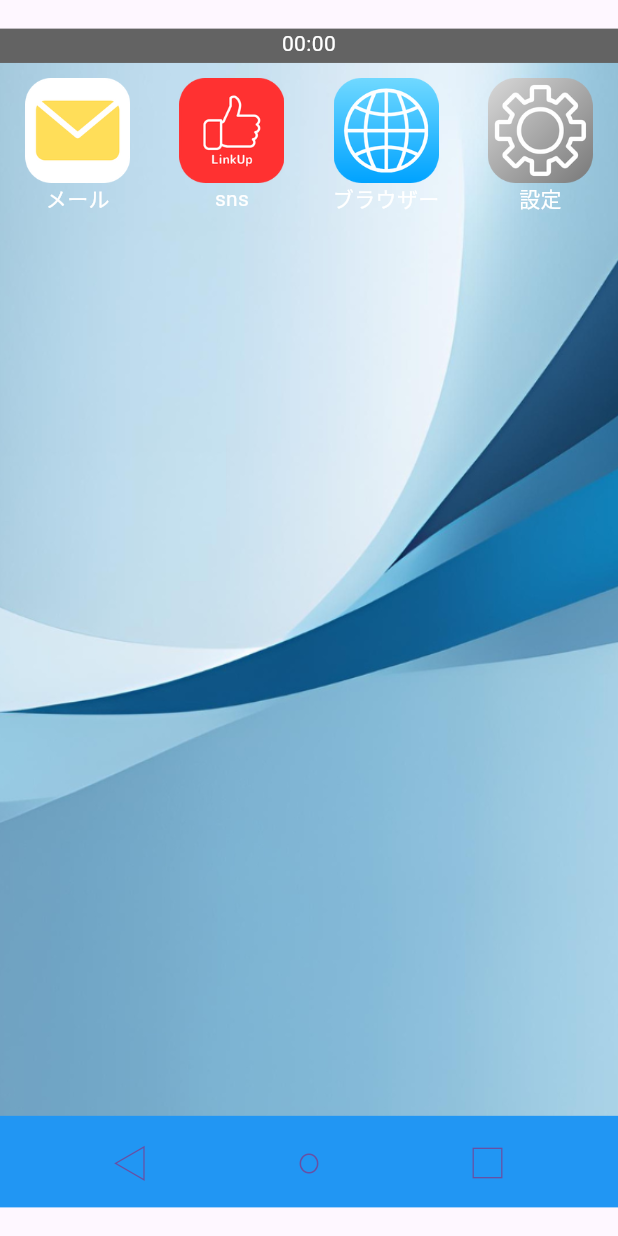
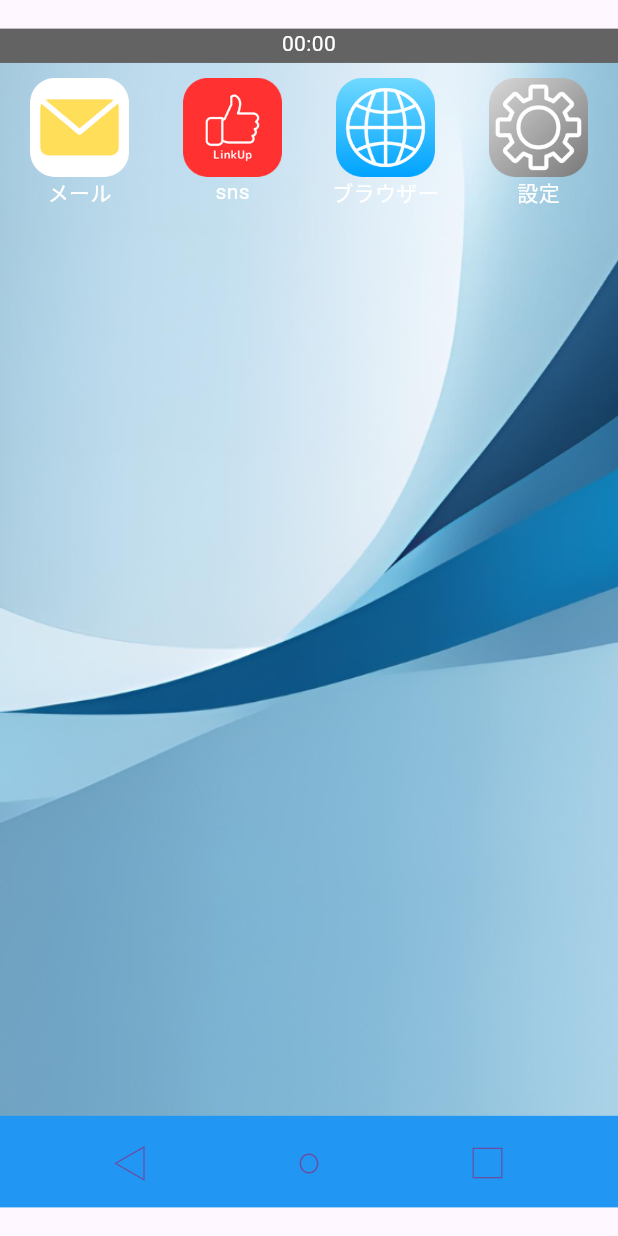
Before and after one commit to Tgacky-tech/pckapp2, a Flutter app: the screen00 screen opened by its route, on a phone screen of 412 x 824 dp. Run offline on Flutter 3.47's test engine with Material 3 defaults, Android fonts, the light colour scheme and no system bars; our stand-ins replace flutter_riverpod, flutter_svg, go_router, shared_preferences; missing offline and left inert: mysql1; accounts and stored records are empty.

Commit message:
各画面に三つのボタン配置、リザルト画面のレイアウトが崩れる問題解決

```diff
--- a/lib/0-0_screen.dart
+++ b/lib/0-0_screen.dart
@@ -19,8 +19,8 @@ class screen00 extends ConsumerWidget {
     final pushButton1 = MaterialButton(
       onPressed: () => context.push('/1'),
       child: Container(
-        width: MediaQuery.of(context).size.width * 0.17,
-        height: MediaQuery.of(context).size.width * 0.17,
+        width: MediaQuery.of(context).size.width * 0.16,
+        height: MediaQuery.of(context).size.width * 0.16,
         decoration: const BoxDecoration(
             image: DecorationImage(
               image: AssetImage('images/nmail.png'),
@@ -31,8 +31,8 @@ class screen00 extends ConsumerWidget {
     final pushButton2 = MaterialButton(
       onPressed: () => context.push('/2'),
       child: Container(
-        width: MediaQuery.of(context).size.width * 0.17,
-        height: MediaQuery.of(context).size.width * 0.17,
+        width: MediaQuery.of(context).size.width * 0.16,
+        height: MediaQuery.of(context).size.width * 0.16,
         decoration: const BoxDecoration(
             image: DecorationImage(
               image: AssetImage('images/nsns.png'),
@@ -43,8 +43,8 @@ class screen00 extends ConsumerWidget {
     final pushButton3 = MaterialButton(
       onPressed: () => context.push('/3'),
       child: Container(
-        width: MediaQuery.of(context).size.width * 0.17,
-        height: MediaQuery.of(context).size.width * 0.17,
+        width: MediaQuery.of(context).size.width * 0.16,
+        height: MediaQuery.of(context).size.width * 0.16,
         decoration: const BoxDecoration(
             image: DecorationImage(
               image: AssetImage('images/nbrowser.png'),
@@ -55,8 +55,8 @@ class screen00 extends ConsumerWidget {
     final pushButton4 = MaterialButton(
       onPressed: () => context.push('/4'),
       child: Container(
-        width: MediaQuery.of(context).size.width * 0.17,
-        height: MediaQuery.of(context).size.width * 0.17,
+        width: MediaQuery.of(context).size.width * 0.16,
+        height: MediaQuery.of(context).size.width * 0.16,
         decoration: const BoxDecoration(
             image: DecorationImage(
               image: AssetImage('images/nsettings.png'),
@@ -78,14 +78,7 @@ class screen00 extends ConsumerWidget {
     );
     final pushButton7 = TextButton(
       onPressed: (){
-        ref.read(levelProvider.notifier).state++;
-        final level = ref.watch(levelProvider);
-        if (level > 8) {
-          ref.read(levelProvider.notifier).state = 0;
-              context.push('/result');
-        } else {
-              context.push('/00');
-        }
+        Navigator.of(context).pop();
       },
       child: const Text('〇'),
     );
```
Also changed, not shown: lib/1_screen.dart (+28 -0 lines), lib/2_screen.dart (+28 -0 lines), lib/3_screen.dart (+28 -0 lines), lib/4_screen.dart (+28 -0 lines), lib/result_screen.dart (+8 -2 lines), 1 other file.
